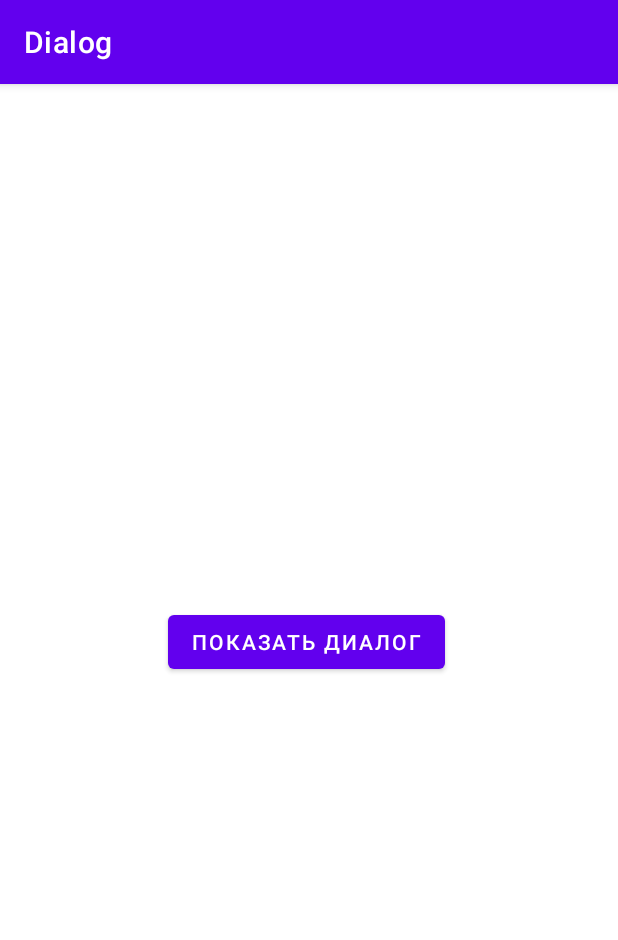
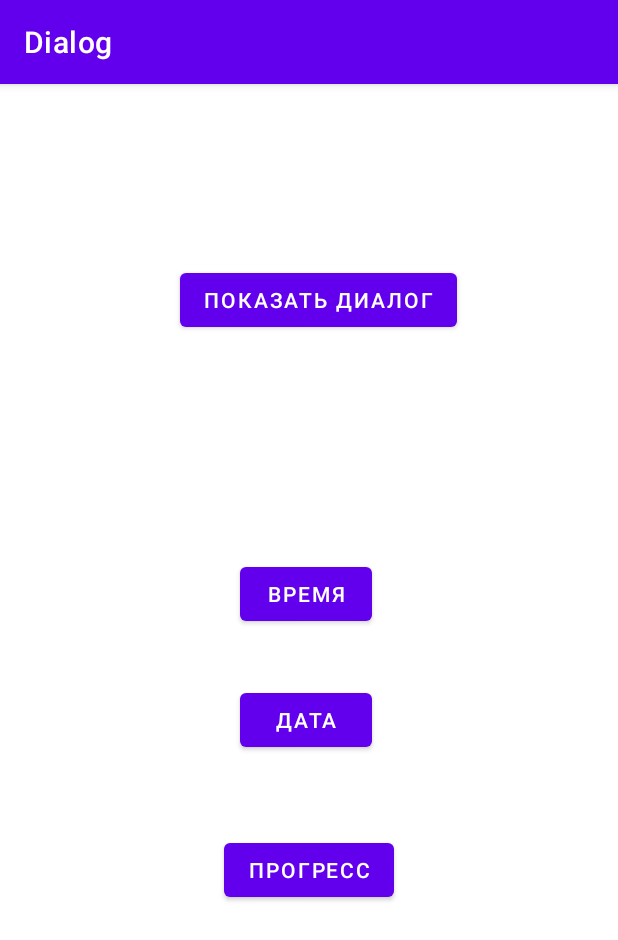
Before and after one commit to Kir-Scheluh/Mob_Dev_Lesson2, an Android app: the screen it shows after launch (MainActivity), on a phone screen of 412 x 824 dp. Shown: the top 940 px of the screen. Run offline under Robolectric (Android 15) with nearby library versions, the phone set to English and light mode, and no system bars.

Commit message:
Добавлены собственные диалоговые окна

```diff
--- a/dialog/src/main/java/com/mirea/schelukhinka/dialog/MainActivity.java
+++ b/dialog/src/main/java/com/mirea/schelukhinka/dialog/MainActivity.java
@@ -2,17 +2,27 @@ package com.mirea.schelukhinka.dialog;
 
 import androidx.appcompat.app.AppCompatActivity;
 
+import android.app.DatePickerDialog;
+import android.app.Dialog;
+import android.app.ProgressDialog;
+import android.app.TimePickerDialog;
 import android.os.Bundle;
+import android.text.format.DateUtils;
 import android.view.View;
+import android.widget.DatePicker;
+import android.widget.TimePicker;
 import android.widget.Toast;
 
+import java.util.Calendar;
+
 public class MainActivity extends AppCompatActivity {
-
+    Calendar dateAndTime = Calendar.getInstance();
     @Override
-    protected void onCreate(Bundle savedInstanceState) {
-        super.onCreate(savedInstanceState);
+    public void onCreate(Bundle savedInstance) {
+        super.onCreate(savedInstance);
         setContentView(R.layout.activity_main);
     }
+
 
     public void onClickShowDialog(View view) {
         MyDialogFragment dialogFragment = new MyDialogFragment();
@@ -30,4 +40,39 @@ public class MainActivity extends AppCompatActivity {
             Toast.makeText(getApplicationContext(), "Вы выбрали кнопку \"На паузе\"!",
                     Toast.LENGTH_LONG).show();
         }
+
+
+    // отображаем диалоговое окно для выбора даты
+    public void setDate(View v) {
+        new DatePickerDialog(MainActivity.this, d,
+                dateAndTime.get(Calendar.YEAR),
+                dateAndTime.get(Calendar.MONTH),
+                dateAndTime.get(Calendar.DAY_OF_MONTH))
+                .show();
     }
+
+    // отображаем диалоговое окно для выбора времени
+    public void setTime(View v) {
+        new TimePickerDialog(MainActivity.this, t,
+                dateAndTime.get(Calendar.HOUR_OF_DAY),
+                dateAndTime.get(Calendar.MINUTE), true)
+                .show();
+    }
+    DatePickerDialog.OnDateSetListener d=new DatePickerDialog.OnDateSetListener() {
+        public void onDateSet(DatePicker view, int year, int monthOfYear, int dayOfMonth) {
+            dateAndTime.set(Calendar.YEAR, year);
+            dateAndTime.set(Calendar.MONTH, monthOfYear);
+            dateAndTime.set(Calendar.DAY_OF_MONTH, dayOfMonth);
+        }
+    };
+    TimePickerDialog.OnTimeSetListener t=new TimePickerDialog.OnTimeSetListener() {
+        public void onTimeSet(TimePicker view, int hourOfDay, int minute) {
+            dateAndTime.set(Calendar.HOUR_OF_DAY, hourOfDay);
+            dateAndTime.set(Calendar.MINUTE, minute);
+        }
+    };
+    public void progressDialog(View view){
+        final ProgressDialog dialog= ProgressDialog.show(this,"Мозг студента", "Думает",true);
+        dialog.show();
+    }
+}
--- a/dialog/src/main/res/layout/activity_main.xml
+++ b/dialog/src/main/res/layout/activity_main.xml
@@ -4,16 +4,52 @@
     xmlns:tools="http://schemas.android.com/tools"
     android:layout_width="match_parent"
     android:layout_height="match_parent"
+    android:onClick="onClickShowTime"
     tools:context=".MainActivity">
 
     <Button
         android:id="@+id/button"
         android:layout_width="wrap_content"
         android:layout_height="wrap_content"
-        android:layout_marginStart="112dp"
-        android:layout_marginTop="348dp"
+        android:layout_marginStart="120dp"
+        android:layout_marginTop="120dp"
         android:onClick="onClickShowDialog"
         android:text="Показать диалог"
         app:layout_constraintStart_toStartOf="parent"
         app:layout_constraintTop_toTopOf="parent" />
+
+    <Button
+        android:id="@+id/button2"
+        android:layout_width="wrap_content"
+        android:layout_height="wrap_content"
+        android:layout_marginStart="160dp"
+        android:layout_marginTop="148dp"
+        android:onClick="setTime"
+        android:text="Время"
+        app:layout_constraintStart_toStartOf="parent"
+        app:layout_constraintTop_toBottomOf="@+id/button" />
+
+    <Button
+        android:id="@+id/button3"
+        android:layout_width="wrap_content"
+        android:layout_height="wrap_content"
+        android:layout_marginTop="36dp"
+        android:onClick="setDate"
+        android:text="Дата"
+        app:layout_constraintEnd_toEndOf="@+id/button2"
+        app:layout_constraintHorizontal_bias="0.0"
+        app:layout_constraintStart_toStartOf="@+id/button2"
+        app:layout_constraintTop_toBottomOf="@+id/button2" />
+
+    <Button
+        android:id="@+id/button4"
+        android:layout_width="wrap_content"
+        android:layout_height="wrap_content"
+        android:layout_marginTop="52dp"
+        android:onClick="progressDialog"
+        android:text="Прогресс"
+        app:layout_constraintEnd_toEndOf="@+id/button3"
+        app:layout_constraintHorizontal_bias="0.44"
+        app:layout_constraintStart_toStartOf="@+id/button3"
+        app:layout_constraintTop_toBottomOf="@+id/button3" />
 </androidx.constraintlayout.widget.ConstraintLayout>
```
Also changed, not shown: dialog/src/main/java/com/mirea/schelukhinka/dialog/MyTimeDialogFragment.java (added, +13 -0 lines). Lines whose indentation alone changed are shown as unchanged.
